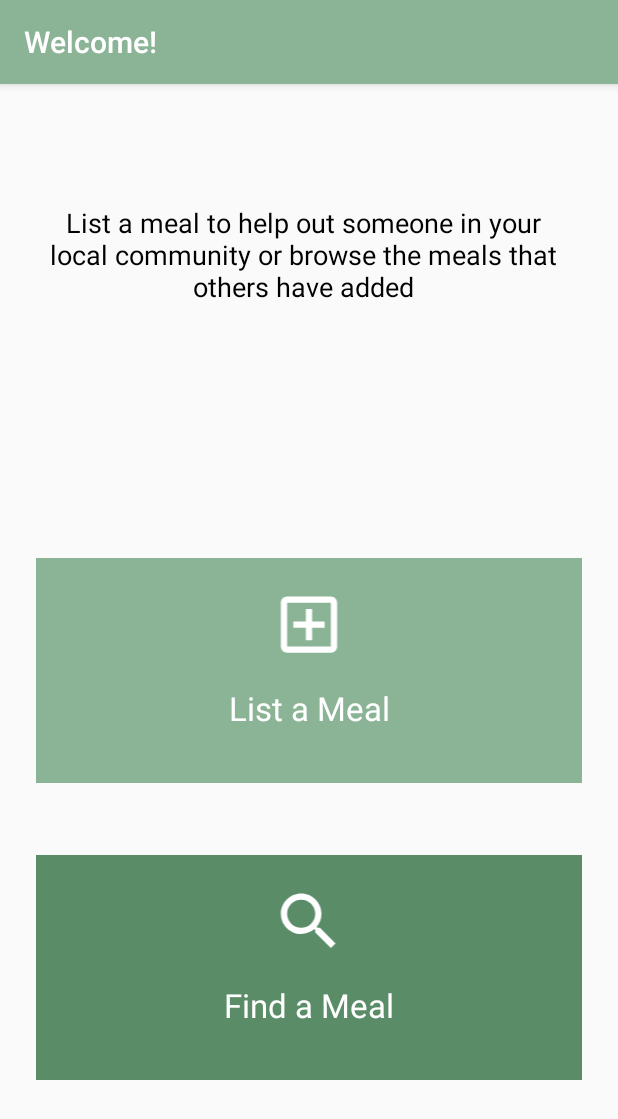
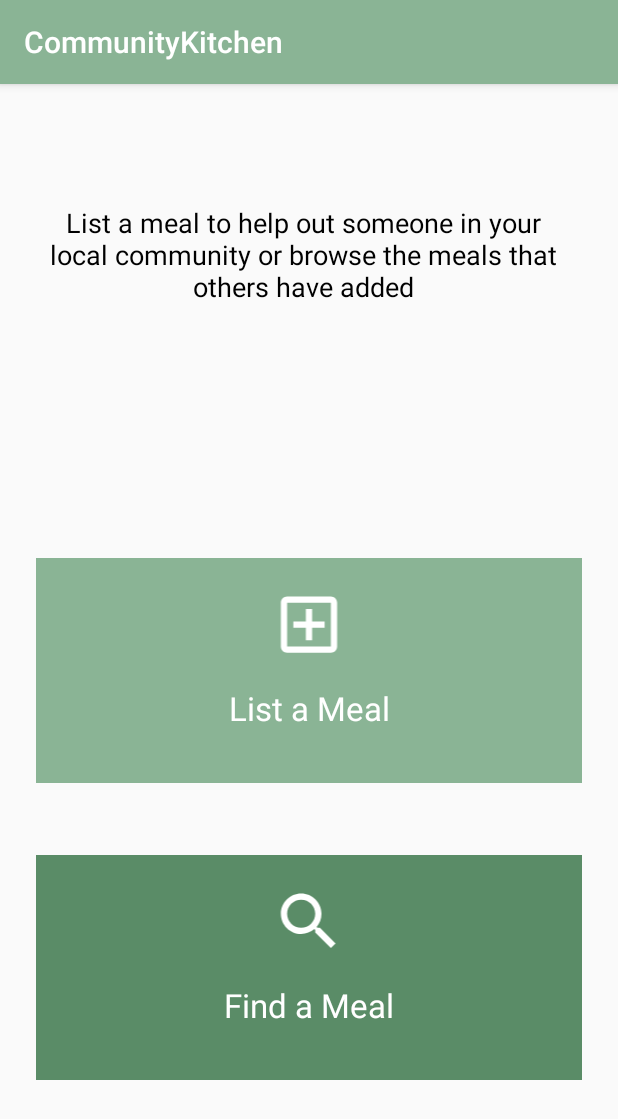
Before and after one commit to theappbusiness/benchHackathonNov20, an Android app: the screen it shows after launch (MainActivity), on a phone screen of 412 x 824 dp. Shown: the top 1119 px of the screen. Run offline under Robolectric (Android 15) with nearby library versions, the phone set to English and light mode, and no system bars.

Commit message:
Changes App Title

```diff
--- a/androidHackathonApp/src/main/res/values/strings.xml
+++ b/androidHackathonApp/src/main/res/values/strings.xml
@@ -1,6 +1,6 @@
 <?xml version="1.0" encoding="utf-8"?>
 <resources>
-    <string name="heading">Welcome!</string>
+    <string name="heading">CommunityKitchen</string>
     <string name="subheading">List a meal to help out someone in your local community or browse the meals that others have added</string>
     <string name="add_meal_title">List a Meal</string>
     <string name="find_meal_title">Find a Meal</string>
```
